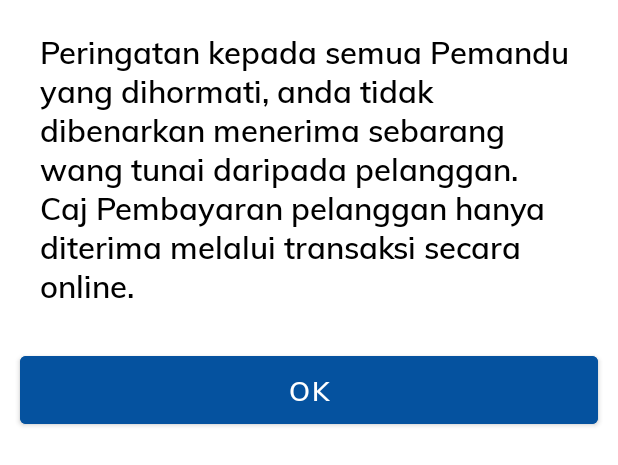
After one commit to muthu23/WhereGoDriver, an Android app: the layout custom_payment_info.xml on its own in the app's theme, with its tools: preview values and no code run, on a phone screen of 412 x 824 dp. The commit adds this screen. Shown: the top 465 px of the screen. Run offline under Robolectric (Android 15) with nearby library versions, the phone set to English and light mode, and no system bars.

Commit message:
client changes done

```diff
--- a/app/src/main/java/com/wherego/delivery/driver/DriverMainActivity.java
+++ b/app/src/main/java/com/wherego/delivery/driver/DriverMainActivity.java
@@ -830,8 +830,25 @@ public class DriverMainActivity extends AppCompatActivity implements
         glLayoutParams.addRule(RelativeLayout.ALIGN_PARENT_END, RelativeLayout.TRUE);
         googleLogo.setLayoutParams(glLayoutParams);
 
-
-    }
+        showPaymentDialog();
+    }
+
+
+    public void showPaymentDialog() {
+        AlertDialog alertDialog;
+        AlertDialog.Builder alert = new AlertDialog.Builder(this);
+        alert.setTitle(getResources().getString(R.string.app_name));
+        alert.setIcon(R.mipmap.ic_launcher);
+        View custom = LayoutInflater.from(this).inflate(R.layout.custom_payment_info, null);
+        final Button btnok = custom.findViewById(R.id.btnOkay);
+        alertDialog = alert.create();
+        alertDialog.show();
+        btnok.setOnClickListener(v -> {
+            alertDialog.cancel();
+        });
+
+    }
+
 
     @RequiresApi(api = Build.VERSION_CODES.M)
     private void statusCheck() {
--- a/app/src/main/java/com/wherego/delivery/driver/activities/HistoryDetailsActivity.java
+++ b/app/src/main/java/com/wherego/delivery/driver/activities/HistoryDetailsActivity.java
@@ -28,6 +28,8 @@ import com.wherego.delivery.driver.model.history.User;
 import com.wherego.delivery.driver.utills.Utils;
 import com.squareup.picasso.Picasso;
 
+import java.text.DecimalFormat;
+import java.text.NumberFormat;
 import java.text.ParseException;
 import java.util.ArrayList;
 
@@ -104,7 +106,7 @@ public class HistoryDetailsActivity extends AppCompatActivity {
 
     RestInterface restInterface;
     String requestID;
-
+    NumberFormat format = new DecimalFormat("#.##");
     String signature;
     @Override
     protected void onCreate(Bundle savedInstanceState) {
--- /dev/null
+++ b/app/src/main/res/layout/custom_payment_info.xml
@@ -0,0 +1,33 @@
+<?xml version="1.0" encoding="utf-8"?>
+<LinearLayout xmlns:android="http://schemas.android.com/apk/res/android"
+    xmlns:tools="http://schemas.android.com/tools"
+    android:layout_width="match_parent"
+    android:layout_height="match_parent"
+    android:orientation="vertical"
+    android:weightSum="1">
+
+    <TextView
+        android:layout_width="match_parent"
+        android:layout_height="wrap_content"
+        android:layout_margin="@dimen/_10sdp"
+        android:gravity="start"
+        android:inputType="textMultiLine"
+        android:paddingLeft="@dimen/_10sdp"
+        android:paddingTop="@dimen/_5sdp"
+        android:text="@string/payment_info"
+        android:textColor="@color/black"
+        android:textSize="@dimen/_16sdp"
+        android:textStyle="bold"
+        tools:ignore="TextViewEdits" />
+
+    <Button
+        android:id="@+id/btnOkay"
+        android:layout_width="match_parent"
+        android:layout_height="@dimen/_44sdp"
+        android:layout_margin="@dimen/_10sdp"
+        android:backgroundTint="@color/colorButton"
+        android:text="@string/ok"
+        android:textColor="@color/white"
+        android:textSize="@dimen/_14sdp" />
+
+</LinearLayout>
--- a/app/src/main/res/values/strings.xml
+++ b/app/src/main/res/values/strings.xml
@@ -237,5 +237,6 @@
         is that it has a more-or-less normal distribution of letters, as opposed to using
         Various versions have evolved over the years, sometimes by accident,
         sometimes on purpose (injected humour and the like).</string>
+    <string name="payment_info">Peringatan kepada semua Pemandu yang dihormati, anda tidak dibenarkan menerima sebarang wang tunai daripada pelanggan.  Caj Pembayaran pelanggan hanya diterima melalui transaksi secara online.</string>
 
 </resources>
```
